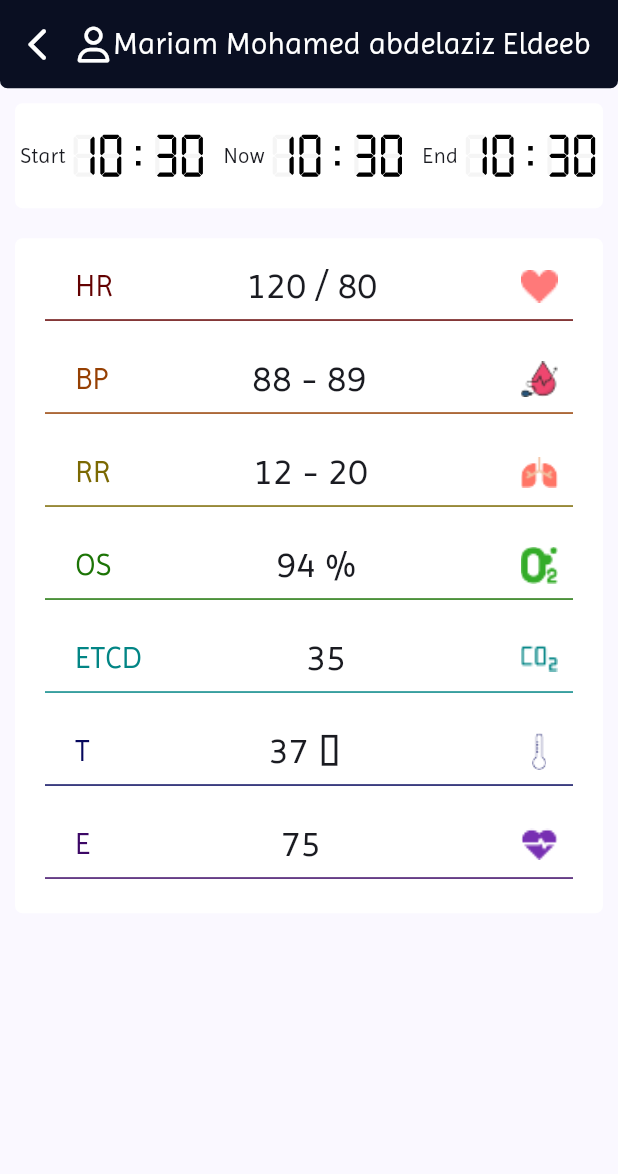
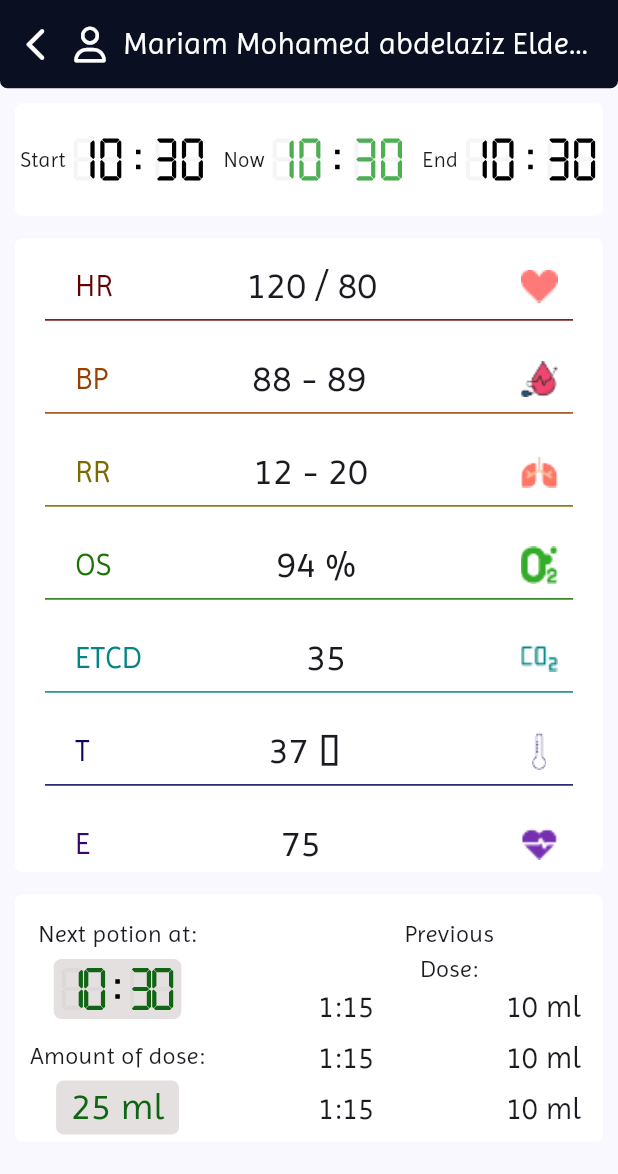
Before and after one commit to mariamEldeeb/Drogovat-mobile, a Flutter app: the screen it shows after launch, on a phone screen of 412 x 824 dp. Shown: the top 1174 px of the screen. Run offline on Flutter 3.47's test engine with Material 3 defaults, Android fonts, the phone set to English and light mode, and no system bars; our stand-ins replace flutter_bloc, flutter_svg, font_awesome_flutter, get, shared_preferences, smooth_page_indicator; project files that could hold a hidden picture were left out.

Commit message:
make next dose container

```diff
--- a/lib/core/digital_number/digital_colon.dart
+++ b/lib/core/digital_number/digital_colon.dart
@@ -8,9 +8,7 @@ class DigitalColon extends StatelessWidget {
   final Color color;
 
   DigitalColon({Key? key, required this.height, required this.color})
-      : assert(height != null),
-        assert(color != null),
-        super(key: key);
+      : super(key: key);
 
   @override
   Widget build(BuildContext context) {
--- a/lib/core/digital_number/digital_dot.dart
+++ b/lib/core/digital_number/digital_dot.dart
@@ -8,9 +8,7 @@ class DigitalDot extends StatelessWidget {
   final Color color;
 
   DigitalDot({Key? key, required this.height, required this.color})
-      : assert(height != null),
-        assert(color != null),
-        super(key: key);
+      : super(key: key);
 
   @override
   Widget build(BuildContext context) {
@@ -29,8 +27,7 @@ class _DigitalDotPainter extends CustomPainter {
 
   @override
   bool shouldRepaint(_DigitalDotPainter oldDelegate) {
-    return height != oldDelegate.height
-        || color != oldDelegate.color;
+    return height != oldDelegate.height || color != oldDelegate.color;
   }
 
   @override
@@ -42,11 +39,13 @@ class _DigitalDotPainter extends CustomPainter {
       ..color = color
       ..style = PaintingStyle.fill;
 
-    canvas.drawRect(new Rect.fromLTWH(
-      width / 2 - thickness / 2,
-      height - thickness,
-      thickness,
-      thickness,
-    ), paint);
+    canvas.drawRect(
+        new Rect.fromLTWH(
+          width / 2 - thickness / 2,
+          height - thickness,
+          thickness,
+          thickness,
+        ),
+        paint);
   }
 }
--- a/lib/core/digital_number/digital_font.dart
+++ b/lib/core/digital_number/digital_font.dart
@@ -3,7 +3,6 @@
 
 library digital_font;
 
-import 'package:meta/meta.dart';
 import 'package:flutter/material.dart';
 
 part './digital_dot.dart';
--- a/lib/core/digital_number/digital_number.dart
+++ b/lib/core/digital_number/digital_number.dart
@@ -15,10 +15,7 @@ class DigitalNumber extends StatelessWidget {
     required this.color,
     this.padLeft = 0,
   })
-      : assert(value != null),
-        assert(height != null),
-        assert(color != null),
-        super(key: key);
+      :         super(key: key);
 
   @override
   Widget build(BuildContext context) {
--- a/lib/core/widgets/name_header.dart
+++ b/lib/core/widgets/name_header.dart
@@ -39,13 +39,16 @@ class NameHeader extends StatelessWidget {
             FontAwesomeIcons.user,
             color: Colors.white,
           ),
-          Text(
-            name,
-            style: TextStyle(
-              color: Colors.white,
-              fontSize: 20,
+          SizedBox(width: 10),
+          Expanded(
+            child: Text(
+              name,
+              style: TextStyle(
+                color: Colors.white,
+                fontSize: 20,
+              ),
+              overflow: TextOverflow.ellipsis,
             ),
-            overflow: TextOverflow.ellipsis,
           ),
         ],
       ),
--- /dev/null
+++ b/lib/features/monitor/presentation/views/widgets/build_dose_history.dart
@@ -0,0 +1,35 @@
+import 'package:flutter/cupertino.dart';
+import 'package:flutter/material.dart';
+
+import 'dose_history_list_view_item.dart';
+
+class BuildDoseHistory extends StatelessWidget {
+  const BuildDoseHistory({super.key});
+
+  @override
+  Widget build(BuildContext context) {
+    return Column(
+      children: [
+        Text(
+          'Previous\nDose:',
+          style: TextStyle(
+            fontSize: 16,
+          ),
+          textAlign: TextAlign.center,
+        ),
+        Expanded(
+          child: ListView.separated(
+            shrinkWrap: true,
+            itemBuilder: (context, index) {
+              return const DoseHistoryListViewItem();
+            },
+            separatorBuilder: (context, index) {
+              return const SizedBox(height: 5);
+            },
+            itemCount: 5,
+          ),
+        ),
+      ],
+    );
+  }
+}
--- /dev/null
+++ b/lib/features/monitor/presentation/views/widgets/build_next_dose_amount_container.dart
@@ -0,0 +1,26 @@
+import 'package:flutter/material.dart';
+
+class NextDoseAmount extends StatelessWidget {
+  const NextDoseAmount({super.key});
+
+  @override
+  Widget build(BuildContext context) {
+    return Container(
+      width: 82,
+      height: 36,
+      decoration: BoxDecoration(
+        borderRadius: BorderRadius.circular(5),
+        color: Color(0xffE5E0E0),
+      ),
+      child: Center(
+        child: Text(
+          '25 ml',
+          style: TextStyle(
+            color: Color(0xff106414),
+            fontSize: 25,
+          ),
+        ),
+      ),
+    );
+  }
+}
--- /dev/null
+++ b/lib/features/monitor/presentation/views/widgets/build_next_potion_container.dart
@@ -0,0 +1,26 @@
+import 'package:flutter/material.dart';
+
+import '../../../../../core/utils/date_time.dart';
+import 'digital_number_container.dart';
+
+class NextPotionTimeContainer extends StatelessWidget {
+  const NextPotionTimeContainer({super.key});
+
+  @override
+  Widget build(BuildContext context) {
+    return Container(
+      width: 85,
+      height: 40,
+      padding: EdgeInsets.all(5),
+      decoration: BoxDecoration(
+        borderRadius: BorderRadius.circular(5),
+        color: Color(0xffE5E0E0),
+      ),
+      child: DigitalNumberContainer(
+        h: hour,
+        m: minute,
+        timeColor: Color(0xff106414),
+      ),
+    );
+  }
+}
--- a/lib/features/monitor/presentation/views/widgets/digital_num_with_bg.dart
+++ b/lib/features/monitor/presentation/views/widgets/digital_num_with_bg.dart
@@ -5,10 +5,11 @@ import '../../../../../core/utils/colors.dart';
 
 class DigitalNumWithBG extends StatelessWidget {
   const DigitalNumWithBG({
-    super.key, required this.value,
+    super.key, required this.value, required this.color,
   });
 
   final int value;
+  final Color color;
 
   @override
   Widget build(BuildContext context) {
@@ -22,7 +23,7 @@ class DigitalNumWithBG extends StatelessWidget {
           DigitalNumber(
             value: value,
             height: 28,
-            color: Colors.black,
+            color: color,
           ),
         ]
     );
--- a/lib/features/monitor/presentation/views/widgets/digital_number_container.dart
+++ b/lib/features/monitor/presentation/views/widgets/digital_number_container.dart
@@ -4,10 +4,12 @@ import '../../../../../core/digital_number/digital_font.dart';
 import 'digital_num_with_bg.dart';
 
 class DigitalNumberContainer extends StatelessWidget {
-  const DigitalNumberContainer({super.key, required this.h, required this.m});
+  const DigitalNumberContainer(
+      {super.key, required this.h, required this.m, required this.timeColor});
 
   final int h;
   final int m;
+  final Color timeColor;
 
   @override
   Widget build(BuildContext context) {
@@ -20,25 +22,33 @@ class DigitalNumberContainer extends StatelessWidget {
         mainAxisAlignment: MainAxisAlignment.spaceAround,
         children: [
           ...hours,
-          DigitalColon(height: 30, color: Colors.black,),
+          DigitalColon(
+            height: 30,
+            color: Colors.black,
+          ),
           ...minutes,
         ],
       ),
     );
   }
 
-  List<DigitalNumWithBG> createNumberTime(int numTime){
+  List<DigitalNumWithBG> createNumberTime(int numTime) {
     final parsedNumTime = numTime % 60;
     final bool isNumberTwoDigits = parsedNumTime.toString().length == 2;
-    final int firstDigit = isNumberTwoDigits ? int.parse(parsedNumTime.toString()[0]) : 0;
-    final int secondDigit = isNumberTwoDigits ? int.parse(parsedNumTime.toString()[1]) : parsedNumTime;
+    final int firstDigit =
+        isNumberTwoDigits ? int.parse(parsedNumTime.toString()[0]) : 0;
+    final int secondDigit = isNumberTwoDigits
+        ? int.parse(parsedNumTime.toString()[1])
+        : parsedNumTime;
 
     return [
       DigitalNumWithBG(
         value: firstDigit,
+        color: timeColor,
       ),
       DigitalNumWithBG(
         value: secondDigit,
+        color: timeColor,
       ),
     ];
   }
--- /dev/null
+++ b/lib/features/monitor/presentation/views/widgets/dose_container.dart
@@ -0,0 +1,55 @@
+import 'package:drogovat_mobile/features/monitor/presentation/views/widgets/build_dose_history.dart';
+import 'package:drogovat_mobile/features/monitor/presentation/views/widgets/build_next_dose_amount_container.dart';
+import 'package:drogovat_mobile/features/monitor/presentation/views/widgets/build_next_potion_container.dart';
+import 'package:flutter/material.dart';
+
+import '../../../../../core/utils/date_time.dart';
+import 'digital_number_container.dart';
+
+class DoseContainer extends StatelessWidget {
+  const DoseContainer({super.key});
+
+  @override
+  Widget build(BuildContext context) {
+    return Container(
+      width: MediaQuery.of(context).size.width,
+      height: MediaQuery.of(context).size.height / 5,
+      margin: EdgeInsets.only(left: 10, right: 10),
+      padding: EdgeInsets.only(left: 10, right: 15, top: 15),
+      decoration: BoxDecoration(
+        borderRadius: BorderRadius.circular(5),
+        color: Colors.white,
+      ),
+      child: Row(
+        mainAxisAlignment: MainAxisAlignment.spaceBetween,
+        children: [
+          Column(
+            children: [
+              Text(
+                'Next potion at:',
+                style: TextStyle(
+                  fontSize: 16,
+                ),
+              ),
+              SizedBox(height: 5),
+              NextPotionTimeContainer(),
+              SizedBox(height: 13),
+              Text(
+                'Amount of dose:',
+                style: TextStyle(
+                  fontSize: 16,
+                ),
+              ),
+              SizedBox(height: 5),
+              NextDoseAmount(),
+            ],
+          ),
+          SizedBox(
+            width: 175,
+            child: BuildDoseHistory(),
+          ),
+        ],
+      ),
+    );
+  }
+}
--- /dev/null
+++ b/lib/features/monitor/presentation/views/widgets/dose_history_list_view_item.dart
@@ -0,0 +1,26 @@
+import 'package:flutter/material.dart';
+
+class DoseHistoryListViewItem extends StatelessWidget {
+  const DoseHistoryListViewItem({super.key});
+
+  @override
+  Widget build(BuildContext context) {
+    return Row(
+      mainAxisAlignment: MainAxisAlignment.spaceBetween,
+      children: [
+        Text(
+          '1:15',
+          style: TextStyle(
+            fontSize: 20,
+          ),
+        ),
+        Text(
+          '10 ml',
+          style: TextStyle(
+            fontSize: 20,
+          ),
+        )
+      ],
+    );
+  }
+}
--- a/lib/features/monitor/presentation/views/widgets/monitor_view_body.dart
+++ b/lib/features/monitor/presentation/views/widgets/monitor_view_body.dart
@@ -1,5 +1,6 @@
 import 'package:drogovat_mobile/core/utils/colors.dart';
 import 'package:drogovat_mobile/core/widgets/name_header.dart';
+import 'package:drogovat_mobile/features/monitor/presentation/views/widgets/dose_container.dart';
 import 'package:drogovat_mobile/features/monitor/presentation/views/widgets/time_container.dart';
 import 'package:drogovat_mobile/features/monitor/presentation/views/widgets/vital_sign_container.dart';
 import 'package:flutter/material.dart';
@@ -13,10 +14,12 @@ class MonitorViewBody extends StatelessWidget {
     return Column(
       children: [
         NameHeader(name: 'Mariam Mohamed abdelaziz Eldeeb'),
-        SizedBox(height: 10,),
+        SizedBox(height: 10),
         TimeContainer(),
-        SizedBox(height: 20,),
+        SizedBox(height: 15),
         VitalSignContainer(),
+        SizedBox(height: 15),
+        DoseContainer(),
       ],
     );
   }
--- a/lib/features/monitor/presentation/views/widgets/time_container.dart
+++ b/lib/features/monitor/presentation/views/widgets/time_container.dart
@@ -11,7 +11,7 @@ class TimeContainer extends StatelessWidget {
   @override
   Widget build(BuildContext context) {
     return Container(
-      height: 70,
+      height: MediaQuery.of(context).size.height / 11,//80,
       width: MediaQuery.of(context).size.width,
       margin: EdgeInsets.only(left: 10,right: 10),
       decoration: BoxDecoration(
@@ -30,6 +30,7 @@ class TimeContainer extends StatelessWidget {
           DigitalNumberContainer(
             h: hour,
             m: minute,
+            timeColor: Colors.black,
           ),
           SizedBox(width: 5),
           const Text(
@@ -41,6 +42,7 @@ class TimeContainer extends StatelessWidget {
           DigitalNumberContainer(
             h: hour,
             m: minute,
+            timeColor: Colors.green,
           ),
           SizedBox(width: 5),
           const Text(
@@ -52,6 +54,7 @@ class TimeContainer extends StatelessWidget {
           DigitalNumberContainer(
             h: hour,
             m: minute,
+            timeColor: Colors.black,
           ),
         ],
       ),
--- a/lib/features/monitor/presentation/views/widgets/vital_sign_container.dart
+++ b/lib/features/monitor/presentation/views/widgets/vital_sign_container.dart
@@ -10,7 +10,8 @@ class VitalSignContainer extends StatelessWidget {
   Widget build(BuildContext context) {
     return Container(
       width: MediaQuery.of(context).size.width,
-      height: 450,
+      height: MediaQuery.of(context).size.height / 1.95,
+      //450,
       margin: EdgeInsets.only(left: 10, right: 10),
       padding: EdgeInsets.only(left: 20, right: 20, top: 10),
       decoration: BoxDecoration(
```
